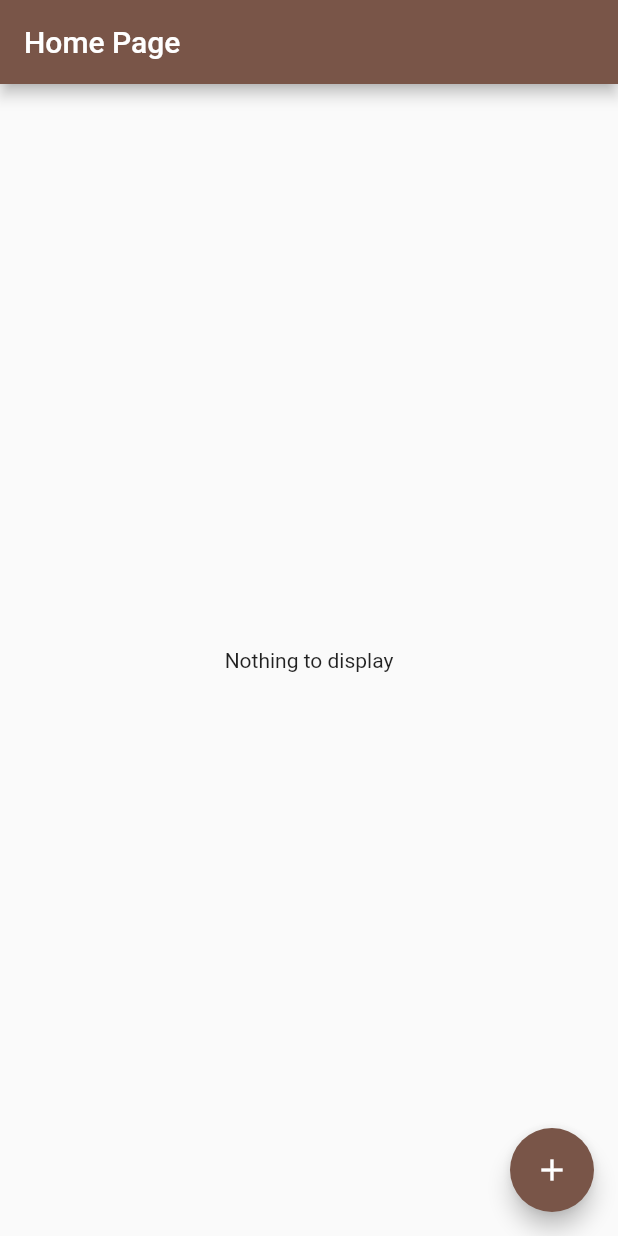
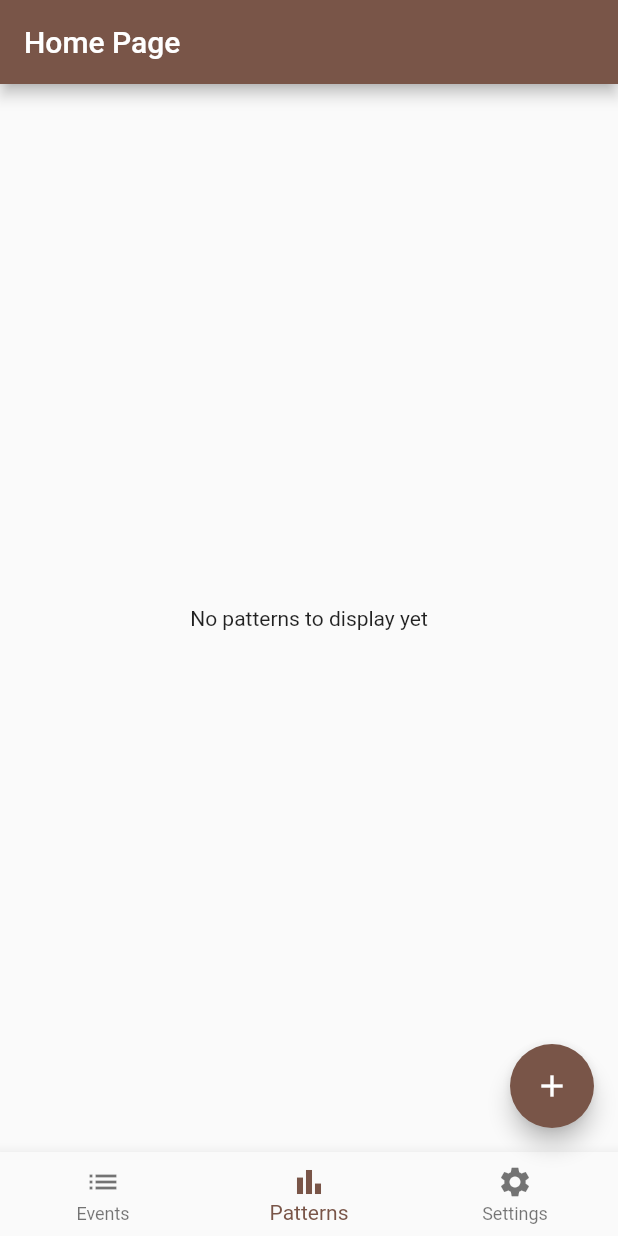
Before and after one commit to ggiuffre/patterns, a Flutter app: the screen it shows after launch, on a phone screen of 412 x 824 dp. Run offline on Flutter 3.47's test engine with Material 2 defaults, Android fonts, the light colour scheme and no system bars; our stand-ins replace flutter_riverpod.

Commit message:
Add categories list

```diff
--- /dev/null
+++ b/lib/ui/components/events_index.dart
@@ -0,0 +1,31 @@
+import 'package:flutter/material.dart';
+import 'package:flutter_riverpod/flutter_riverpod.dart';
+
+import '../../data/event.dart';
+import '../../data/event_provider.dart';
+
+class EventsIndex extends ConsumerWidget {
+  final void Function(Event) onEventTapped;
+
+  const EventsIndex({Key? key, required this.onEventTapped}) : super(key: key);
+
+  @override
+  Widget build(context, watch) {
+    final events = watch(eventProvider).reversed.toList();
+    return events.isEmpty
+        ? const Padding(
+            padding: EdgeInsets.all(8.0),
+            child: Center(child: Text("No events to display yet")),
+          )
+        : ListView.separated(
+            padding: const EdgeInsets.all(8.0),
+            itemCount: events.length,
+            separatorBuilder: (BuildContext context, int index) => const Divider(),
+            itemBuilder: (BuildContext context, int index) => ListTile(
+              title: Text(events[index].title),
+              onTap: () => onEventTapped(events[index]),
+              trailing: Text(events[index].time.toString()),
+            ),
+          );
+  }
+}
--- /dev/null
+++ b/lib/ui/components/patterns_index.dart
@@ -0,0 +1,31 @@
+import 'package:flutter/material.dart';
+import 'package:flutter_riverpod/flutter_riverpod.dart';
+
+import '../../data/event_provider.dart';
+
+// final categoryProvider = Provider<Set<String>>((ref) => ref.watch(eventProvider).map((e) => e.title).toSet());
+
+class PatternsIndex extends ConsumerWidget {
+  const PatternsIndex({Key? key}) : super(key: key);
+
+  @override
+  Widget build(context, watch) {
+    // final categories = watch(categoryProvider).toList();
+    final categories = watch(eventProvider).map((e) => e.title).toSet().toList();
+    categories.sort();
+    return categories.isEmpty
+        ? Padding(
+            padding: EdgeInsets.all(8.0),
+            child: Center(child: Text("No patterns to display yet")),
+          )
+        : ListView.separated(
+            padding: const EdgeInsets.all(8.0),
+            itemCount: categories.length,
+            separatorBuilder: (BuildContext context, int index) => const Divider(),
+            itemBuilder: (BuildContext context, int index) => ListTile(
+              title: Text(categories[index]),
+              onTap: () => print("tapped ${categories[index]}"),
+            ),
+          );
+  }
+}
--- a/lib/ui/pages/events_index.dart
+++ /dev/null
@@ -1,47 +0,0 @@
-import 'package:flutter/material.dart';
-import 'package:flutter_riverpod/flutter_riverpod.dart';
-
-import '../../data/event.dart';
-import '../../data/event_provider.dart';
-
-class EventsIndexPage extends StatelessWidget {
-  final void Function(Event) onEventTapped;
-  final VoidCallback onNewEvent;
-
-  const EventsIndexPage({
-    Key? key,
-    required this.onEventTapped,
-    required this.onNewEvent,
-  }) : super(key: key);
-
-  @override
-  Widget build(BuildContext context) => Scaffold(
-        appBar: AppBar(
-          title: const Text("Home Page"),
-        ),
-        body: Consumer(
-          builder: (context, watch, child) {
-            final events = watch(eventProvider);
-            return events.isEmpty
-                ? const Padding(
-                    padding: EdgeInsets.all(8.0),
-                    child: Center(child: Text("Nothing to display")),
-                  )
-                : ListView.separated(
-                    padding: const EdgeInsets.all(8.0),
-                    itemCount: events.length,
-                    separatorBuilder: (BuildContext context, int index) => const Divider(),
-                    itemBuilder: (BuildContext context, int index) => ListTile(
-                      title: Text(events[index].title),
-                      onTap: () => onEventTapped(events[index]),
-                    ),
-                  );
-          },
-        ),
-        floatingActionButton: FloatingActionButton(
-          onPressed: onNewEvent,
-          tooltip: 'New event',
-          child: const Icon(Icons.add),
-        ),
-      );
-}
--- /dev/null
+++ b/lib/ui/pages/home.dart
@@ -0,0 +1,51 @@
+import 'package:flutter/material.dart';
+import 'package:patterns/ui/components/events_index.dart';
+import 'package:patterns/ui/components/patterns_index.dart';
+
+import '../../data/event.dart';
+
+class HomePage extends StatelessWidget {
+  final int selectedNavigationItem;
+  final void Function(int) onNavigationItemTapped;
+  final void Function(Event) onEventTapped;
+  final VoidCallback onNewEvent;
+
+  const HomePage({
+    Key? key,
+    required this.selectedNavigationItem,
+    required this.onNavigationItemTapped,
+    required this.onEventTapped,
+    required this.onNewEvent,
+  }) : super(key: key);
+
+  @override
+  Widget build(BuildContext context) => Scaffold(
+        appBar: AppBar(
+          title: const Text("Home Page"),
+        ),
+        body: selectedNavigationItem == 0 ? EventsIndex(onEventTapped: onEventTapped) : const PatternsIndex(),
+        floatingActionButton: FloatingActionButton(
+          onPressed: onNewEvent,
+          tooltip: 'New event',
+          child: const Icon(Icons.add),
+        ),
+        bottomNavigationBar: BottomNavigationBar(
+          currentIndex: selectedNavigationItem,
+          onTap: onNavigationItemTapped,
+          items: const [
+            BottomNavigationBarItem(
+              icon: Icon(Icons.list),
+              label: "Events",
+            ),
+            BottomNavigationBarItem(
+              icon: Icon(Icons.bar_chart),
+              label: "Patterns",
+            ),
+            BottomNavigationBarItem(
+              icon: Icon(Icons.settings),
+              label: "Settings",
+            ),
+          ],
+        ),
+      );
+}
--- a/lib/ui/pages/routing.dart
+++ b/lib/ui/pages/routing.dart
@@ -5,7 +5,7 @@ import '../../data/event.dart';
 import '../../data/event_provider.dart';
 import 'error.dart';
 import 'event_details.dart';
-import 'events_index.dart';
+import 'home.dart';
 import 'new_event.dart';
 
 class EventRoutePath {
@@ -14,6 +14,10 @@ class EventRoutePath {
 
   const EventRoutePath.home()
       : id = "/",
+        isUnknown = false;
+
+  const EventRoutePath.patterns()
+      : id = "/patterns",
         isUnknown = false;
 
   const EventRoutePath.details(eventId)
@@ -30,6 +34,8 @@ class EventRoutePath {
 
   bool get isHomePage => id == "/";
 
+  bool get isPatternsPage => id == "/patterns";
+
   bool get isNewEventPage => id == "/new-event";
 
   bool get isDetailsPage => id?.startsWith("/events/") ?? false;
@@ -39,6 +45,7 @@ class EventRouterDelegate extends RouterDelegate<EventRoutePath>
     with ChangeNotifier, PopNavigatorRouterDelegateMixin<EventRoutePath> {
   final GlobalKey<NavigatorState> navigatorKey;
   Event? _selectedEvent;
+  int _homePageNavigationItem = 0;
   bool _newEventNeeded = false;
   bool _show404 = false;
 
@@ -50,7 +57,12 @@ class EventRouterDelegate extends RouterDelegate<EventRoutePath>
         pages: [
           MaterialPage(
             key: const ValueKey('/'),
-            child: EventsIndexPage(
+            child: HomePage(
+              selectedNavigationItem: _homePageNavigationItem,
+              onNavigationItemTapped: (item) {
+                _homePageNavigationItem = item;
+                notifyListeners();
+              },
               onEventTapped: (event) {
                 _selectedEvent = event;
                 notifyListeners();
@@ -119,6 +131,11 @@ class EventRouterDelegate extends RouterDelegate<EventRoutePath>
       _selectedEvent = null;
       _newEventNeeded = true;
     } else {
+      if (path.isPatternsPage) {
+        _homePageNavigationItem = 0;
+      } else {
+        _homePageNavigationItem = 1;
+      }
       _selectedEvent = null;
       _newEventNeeded = false;
     }
@@ -149,9 +166,11 @@ class EventRouteInformationParser extends RouteInformationParser<EventRoutePath>
       return EventRoutePath.home();
     }
 
-    // Handle '/new-event' and 'events'
+    // Handle 'patterns', '/new-event' and 'events'
     if (uri.pathSegments.length == 1) {
-      if (uri.pathSegments[0] == 'new-event') {
+      if (uri.pathSegments[0] == 'patterns') {
+        return EventRoutePath.patterns();
+      } else if (uri.pathSegments[0] == 'new-event') {
         return EventRoutePath.newEvent();
       } else if (uri.pathSegments[0] == 'events') {
         return EventRoutePath.home();
@@ -179,6 +198,8 @@ class EventRouteInformationParser extends RouteInformationParser<EventRoutePath>
       return RouteInformation(location: '/404');
     } else if (path.isHomePage) {
       return RouteInformation(location: '/');
+    } else if (path.isPatternsPage) {
+      return RouteInformation(location: '/patterns');
     } else if (path.isNewEventPage) {
       return RouteInformation(location: '/new-event');
     } else if (path.isDetailsPage) {
```
